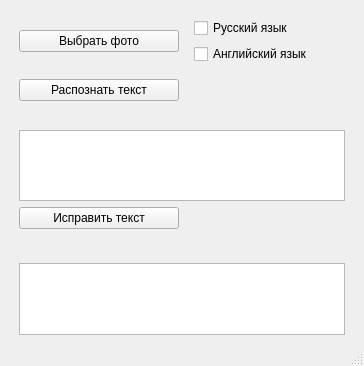
DangerousANEN/PhotoLang, file PhotoLang.ui: the form before one commit.
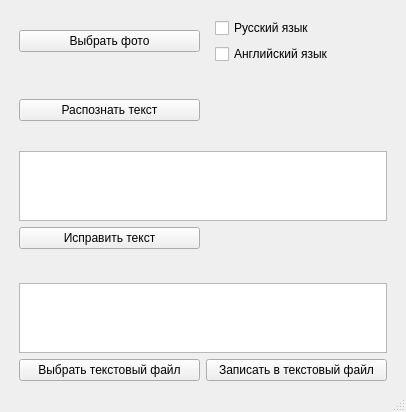
The form after the commit. Icons and pictures are not drawn.

The edit to the form file:
```diff
--- a/PhotoLang.ui
+++ b/PhotoLang.ui
@@ -6,15 +6,35 @@
    <rect>
     <x>0</x>
     <y>0</y>
-    <width>364</width>
-    <height>366</height>
+    <width>406</width>
+    <height>409</height>
    </rect>
   </property>
+  <property name="minimumSize">
+   <size>
+    <width>362</width>
+    <height>0</height>
+   </size>
+  </property>
   <property name="windowTitle">
    <string>MainWindow</string>
   </property>
   <widget class="QWidget" name="centralwidget">
    <layout class="QGridLayout" name="gridLayout">
+    <item row="10" column="1">
+     <widget class="QPushButton" name="pbt1">
+      <property name="text">
+       <string>Выбрать текстовый файл</string>
+      </property>
+     </widget>
+    </item>
+    <item row="10" column="2">
+     <widget class="QPushButton" name="pbt2">
+      <property name="text">
+       <string>Записать в текстовый файл</string>
+      </property>
+     </widget>
+    </item>
     <item row="0" column="2">
      <widget class="QWidget" name="widget" native="true">
       <layout class="QVBoxLayout" name="verticalLayout">
@@ -35,7 +55,7 @@
       </layout>
      </widget>
     </item>
-    <item row="2" column="1" colspan="2">
+    <item row="3" column="1" colspan="2">
      <widget class="QLabel" name="lb1">
       <property name="font">
        <font>
@@ -47,26 +67,17 @@
       </property>
      </widget>
     </item>
-    <item row="5" column="1" colspan="2">
-     <widget class="QLabel" name="lb2">
-      <property name="font">
-       <font>
-        <pointsize>14</pointsize>
-       </font>
-      </property>
-      <property name="text">
-       <string/>
-      </property>
-     </widget>
-    </item>
     <item row="0" column="1">
      <widget class="QPushButton" name="pb1">
+      <property name="styleSheet">
+       <string notr="true"/>
+      </property>
       <property name="text">
        <string>Выбрать фото</string>
       </property>
      </widget>
     </item>
-    <item row="3" column="0">
+    <item row="4" column="0">
      <spacer name="horizontalSpacer">
       <property name="orientation">
        <enum>Qt::Horizontal</enum>
@@ -82,10 +93,19 @@
       </property>
      </spacer>
     </item>
-    <item row="8" column="1" colspan="2">
-     <widget class="QTextEdit" name="te2"/>
+    <item row="6" column="1" colspan="2">
+     <widget class="QLabel" name="lb2">
+      <property name="font">
+       <font>
+        <pointsize>14</pointsize>
+       </font>
+      </property>
+      <property name="text">
+       <string/>
+      </property>
+     </widget>
     </item>
-    <item row="3" column="3">
+    <item row="4" column="3">
      <spacer name="horizontalSpacer_2">
       <property name="orientation">
        <enum>Qt::Horizontal</enum>
@@ -101,35 +121,51 @@
       </property>
      </spacer>
     </item>
-    <item row="3" column="1" colspan="2">
-     <widget class="QTextEdit" name="te1"/>
-    </item>
-    <item row="1" column="1">
+    <item row="2" column="1">
      <widget class="QPushButton" name="pb3">
       <property name="text">
        <string>Распознать текст</string>
       </property>
      </widget>
     </item>
-    <item row="1" column="2">
-     <widget class="QLabel" name="lbw">
-      <property name="font">
-       <font>
-        <pointsize>10</pointsize>
-       </font>
-      </property>
-      <property name="text">
-       <string/>
-      </property>
-     </widget>
+    <item row="9" column="1" colspan="2">
+     <widget class="QTextEdit" name="te2"/>
     </item>
-    <item row="4" column="1">
+    <item row="4" column="1" colspan="2">
+     <widget class="QTextEdit" name="te1"/>
+    </item>
+    <item row="5" column="1">
      <widget class="QPushButton" name="pb2">
       <property name="text">
        <string>Исправить текст</string>
       </property>
      </widget>
     </item>
+    <item row="2" column="2">
+     <widget class="QLabel" name="lbw">
+      <property name="minimumSize">
+       <size>
+        <width>175</width>
+        <height>23</height>
+       </size>
+      </property>
+      <property name="font">
+       <font>
+        <pointsize>10</pointsize>
+       </font>
+      </property>
+      <property name="text">
+       <string/>
+      </property>
+     </widget>
+    </item>
+    <item row="1" column="1" colspan="2">
+     <widget class="QLabel" name="lbl">
+      <property name="text">
+       <string/>
+      </property>
+     </widget>
+    </item>
    </layout>
   </widget>
   <widget class="QStatusBar" name="statusbar"/>
```
Left out of the diff: 6 changed lines with no effect on the pictures.
